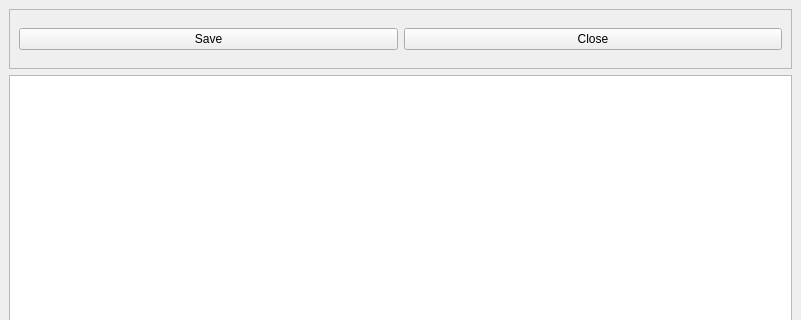
First picture: the form in sadnotes/note.ui, repository aniolm9/practiques-sad, before the edit; both pictures show x 0 to 801 and y 0 to 320 of the 801 by 579 pixel window.
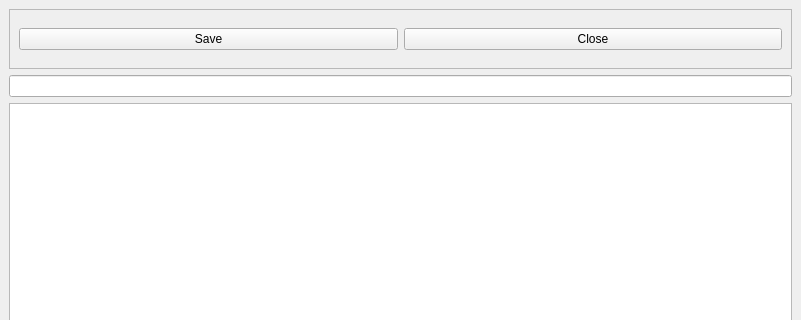
Second picture: the form after the edit.

Patch:
```diff
--- a/sadnotes/note.ui
+++ b/sadnotes/note.ui
@@ -47,6 +47,9 @@
       </layout>
      </widget>
     </item>
+    <item>
+     <widget class="QLineEdit" name="lineEdit"/>
+    </item>
     <item>
      <widget class="QTextEdit" name="textEdit"/>
     </item>
```
